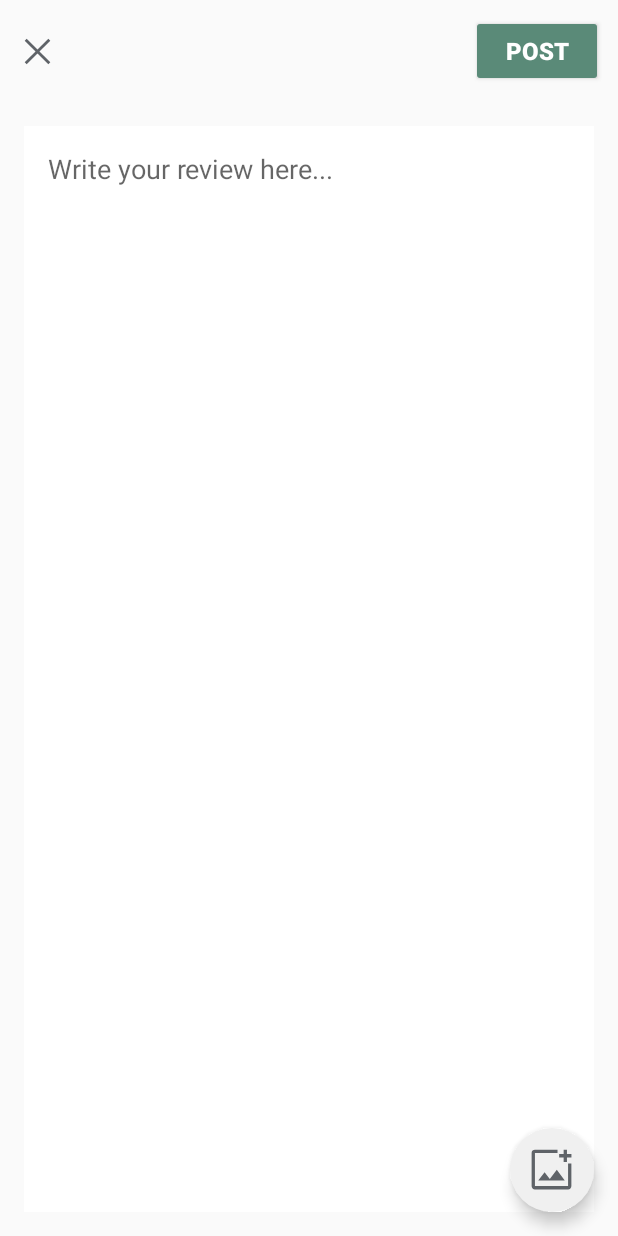
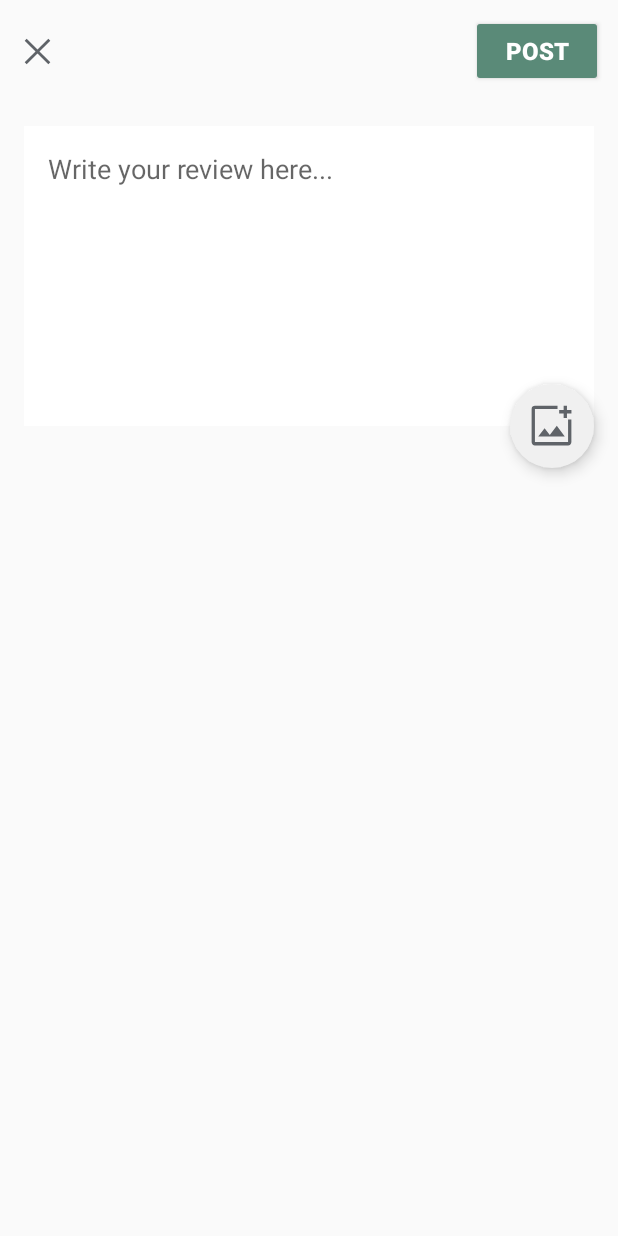
Before and after one commit to bolgianialberto/TMTS, an Android app: the CreateReviewActivity screen opened directly, with no data from a screen before it, on a phone screen of 412 x 824 dp. Run offline under Robolectric (Android 15) with nearby library versions, the phone set to English and light mode, and no system bars; pictures from the network do not load.

Commit message:
- added review create page - review are correctly created and fetched

```diff
--- a/app/build.gradle.kts
+++ b/app/build.gradle.kts
@@ -46,6 +46,7 @@ dependencies {
     implementation(libs.firebase.auth.ktx)
     implementation(libs.firebase.database.ktx)
     implementation(libs.firebase.auth)
+    implementation(libs.firebase.storage)
     testImplementation(libs.junit)
     androidTestImplementation(libs.androidx.junit)
     androidTestImplementation(libs.androidx.espresso.core)
--- a/app/src/main/java/com/example/tmts/activities/CreateReviewActivity.kt
+++ b/app/src/main/java/com/example/tmts/activities/CreateReviewActivity.kt
@@ -1,14 +1,15 @@
 package com.example.tmts.activities
 
+import android.app.Activity
+import android.content.Intent
+import android.net.Uri
 import android.os.Bundle
 import android.util.Log
 import android.widget.Button
 import android.widget.EditText
+import android.widget.ImageView
 import android.widget.Toast
-import androidx.activity.enableEdgeToEdge
 import androidx.appcompat.app.AppCompatActivity
-import androidx.core.view.ViewCompat
-import androidx.core.view.WindowInsetsCompat
 import com.example.tmts.FirebaseInteraction
 import com.example.tmts.MediaRepository
 import com.example.tmts.R
@@ -19,6 +20,13 @@ class CreateReviewActivity : AppCompatActivity() {
     private lateinit var btnPost: Button
     private lateinit var etReview: EditText
     private lateinit var btnAddPhoto: FloatingActionButton
+    private lateinit var ivReviewPhoto: ImageView
+    private var selectedImageUri: Uri? = null
+
+    companion object {
+        private const val REQUEST_PICK_IMAGE = 100
+    }
+
     override fun onCreate(savedInstanceState: Bundle?) {
         super.onCreate(savedInstanceState)
         setContentView(R.layout.activity_create_review)
@@ -29,14 +37,15 @@ class CreateReviewActivity : AppCompatActivity() {
         btnPost = findViewById(R.id.btn_post)
         etReview = findViewById(R.id.et_review)
         btnAddPhoto = findViewById(R.id.fab_add_photo)
+        ivReviewPhoto = findViewById(R.id.iv_photo_review)
 
         MediaRepository.getMovieDetails(
             movieId,
-            onSuccess = {movie ->
+            onSuccess = { movie ->
                 etReview.hint = "Write your review about ${movie.title}"
             },
             onError = {
-                Log.e("CreateReviewActivity", "Something went wrong")
+                Log.e("CreateReviewActivity", "Failed to fetch movie details")
             }
         )
 
@@ -52,14 +61,33 @@ class CreateReviewActivity : AppCompatActivity() {
                 FirebaseInteraction.addReviewToMovie(
                     movieId.toString(),
                     review,
+                    selectedImageUri,
                     onSuccess = {
                         finish()
                     },
                     onFailure = { exception ->
-                        exception.printStackTrace()
+                        Log.e("CreateReviewActivity", "Failed to add review", exception)
+                        Toast.makeText(this, "Failed to add review", Toast.LENGTH_SHORT).show()
                     }
                 )
+            }
+        }
 
+        btnAddPhoto.setOnClickListener {
+            // Intent per aprire la galleria e selezionare un'immagine
+            val intent = Intent(Intent.ACTION_PICK)
+            intent.type = "image/*"
+            startActivityForResult(intent, REQUEST_PICK_IMAGE)
+        }
+    }
+
+    override fun onActivityResult(requestCode: Int, resultCode: Int, data: Intent?) {
+        super.onActivityResult(requestCode, resultCode, data)
+        if (requestCode == REQUEST_PICK_IMAGE && resultCode == Activity.RESULT_OK) {
+            selectedImageUri = data?.data
+            if (selectedImageUri != null) {
+                ivReviewPhoto.setImageURI(selectedImageUri)
+                ivReviewPhoto.visibility = ImageView.VISIBLE
             }
         }
     }
--- a/app/src/main/res/layout/activity_create_review.xml
+++ b/app/src/main/res/layout/activity_create_review.xml
@@ -10,7 +10,7 @@
     <androidx.constraintlayout.widget.ConstraintLayout
         android:id="@+id/mainContent"
         android:layout_width="match_parent"
-        android:layout_height="match_parent">
+        android:layout_height="wrap_content">
 
         <!-- Header Layout -->
         <androidx.constraintlayout.widget.ConstraintLayout
@@ -53,18 +53,28 @@
         <EditText
             android:id="@+id/et_review"
             android:layout_width="0dp"
-            android:layout_height="0dp"
+            android:layout_height="200dp"
             android:hint="Write your review here..."
             android:padding="16dp"
             android:gravity="top"
             android:background="@android:color/white"
             app:layout_constraintTop_toBottomOf="@id/headerLayout"
-            app:layout_constraintBottom_toBottomOf="parent"
+            app:layout_constraintBottom_toTopOf="@id/iv_photo_review"
             app:layout_constraintStart_toStartOf="parent"
             app:layout_constraintEnd_toEndOf="parent"
             android:layout_margin="16dp"
             android:inputType="textMultiLine"
             android:scrollbars="vertical"/>
+
+        <ImageView
+            android:id="@+id/iv_photo_review"
+            android:layout_width="match_parent"
+            android:layout_height="200dp"
+            android:layout_margin="16dp"
+            app:layout_constraintTop_toBottomOf="@id/et_review"
+            app:layout_constraintStart_toStartOf="parent"
+            app:layout_constraintEnd_toEndOf="parent"
+            android:visibility="gone"/>
 
     </androidx.constraintlayout.widget.ConstraintLayout>
 
--- a/app/src/main/res/layout/review_item.xml
+++ b/app/src/main/res/layout/review_item.xml
@@ -71,7 +71,7 @@
             <ImageView
                 android:id="@+id/iv_comment_activity_user_photo"
                 android:layout_width="match_parent"
-                android:layout_height="wrap_content"
+                android:layout_height="200dp"
                 android:layout_marginTop="8dp"
                 android:src="@drawable/image"
                 android:scaleType="centerCrop"
--- a/gradle/libs.versions.toml
+++ b/gradle/libs.versions.toml
@@ -14,6 +14,7 @@ firebaseDatabaseKtx = "21.0.0"
 googleServices = "4.4.1"
 firebaseAuth = "23.0.0"
 firebaseDatabase = "21.0.0"
+firebaseStorage = "21.0.0"
 
 [libraries]
 androidx-core-ktx = { group = "androidx.core", name = "core-ktx", version.ref = "coreKtx" }
@@ -29,6 +30,7 @@ firebase-database-ktx = { group = "com.google.firebase", name = "firebase-databa
 google-services = { group = "com.google.gms", name = "google-services", version.ref = "googleServices" }
 firebase-auth = { group = "com.google.firebase", name = "firebase-auth", version.ref = "firebaseAuth" }
 firebase-database = { group = "com.google.firebase", name = "firebase-database", version.ref = "firebaseDatabase" }
+firebase-storage = { group = "com.google.firebase", name = "firebase-storage", version.ref = "firebaseStorage" }
 
 [plugins]
 androidApplication = { id = "com.android.application", version.ref = "agp" }
```
Also changed, not shown: app/src/main/java/com/example/tmts/FirebaseInteraction.kt (+83 -14 lines), app/src/main/java/com/example/tmts/adapters/ReviewAdapter.kt (+21 -1 lines), app/src/main/java/com/example/tmts/beans/Review.kt (+6 -4 lines).
